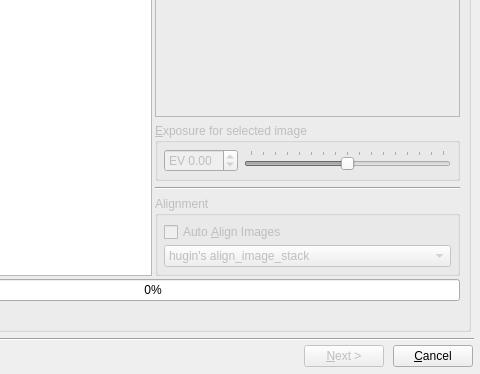
The window that forms/hdrwizardform.ui (LuminanceHDR/LuminanceHDR) describes before a commit, drawn with Qt 5; both pictures show x 174 to 654 and y 136 to 510 of the 654 by 510 pixel window.
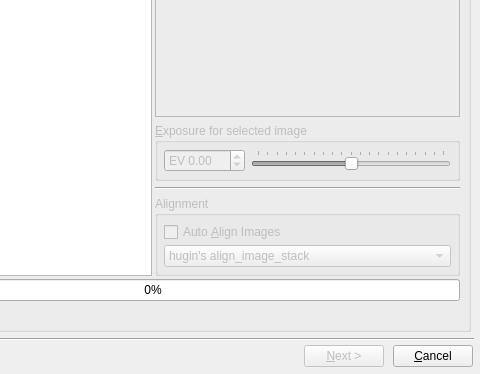
The same window after the commit. Icons and pictures are not drawn.

Commit message: aesthetic changes ev expanded to -10..+10 removed graphical widgets from options.ui

What changed in the file:
```diff
--- a/forms/hdrwizardform.ui
+++ b/forms/hdrwizardform.ui
@@ -134,10 +134,10 @@
                     <number>2</number>
                    </property>
                    <property name="maximum" >
-                    <double>8.000000000000000</double>
+                    <double>10.000000000000000</double>
                    </property>
                    <property name="minimum" >
-                    <double>-8.000000000000000</double>
+                    <double>-10.000000000000000</double>
                    </property>
                    <property name="singleStep" >
                     <double>0.100000000000000</double>
@@ -147,13 +147,16 @@
                  <item>
                   <widget class="QSlider" name="EVSlider" >
                    <property name="maximum" >
-                    <number>1600</number>
+                    <number>200</number>
                    </property>
                    <property name="pageStep" >
-                    <number>100</number>
+                    <number>10</number>
                    </property>
                    <property name="value" >
-                    <number>800</number>
+                    <number>100</number>
+                   </property>
+                   <property name="sliderPosition" >
+                    <number>100</number>
                    </property>
                    <property name="orientation" >
                     <enum>Qt::Horizontal</enum>
@@ -162,7 +165,7 @@
                     <enum>QSlider::TicksAbove</enum>
                    </property>
                    <property name="tickInterval" >
-                    <number>100</number>
+                    <number>10</number>
                    </property>
                   </widget>
                  </item>
```
Left out of the diff: 6 changed lines with no effect on the pictures. The commit also changes 3 other files.
